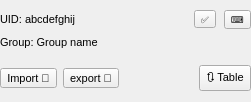
Old version of the form windows/project_details.ui in the repository sensehawk/qgis_plugin.
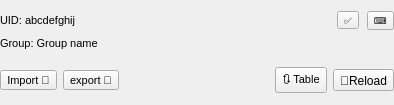
New version of the form.

Diff of the .ui file:
```diff
--- a/windows/project_details.ui
+++ b/windows/project_details.ui
@@ -9,8 +9,8 @@
    <rect>
     <x>0</x>
     <y>0</y>
-    <width>251</width>
-    <height>102</height>
+    <width>394</width>
+    <height>105</height>
    </rect>
   </property>
   <property name="sizePolicy">
@@ -213,6 +213,13 @@
        </property>
       </widget>
      </item>
+     <item row="0" column="4">
+      <widget class="QToolButton" name="json_reload">
+       <property name="text">
+        <string>🔄️Reload</string>
+       </property>
+      </widget>
+     </item>
     </layout>
    </item>
   </layout>
```
Left out of the diff: 84 changed lines with no effect on the pictures.
